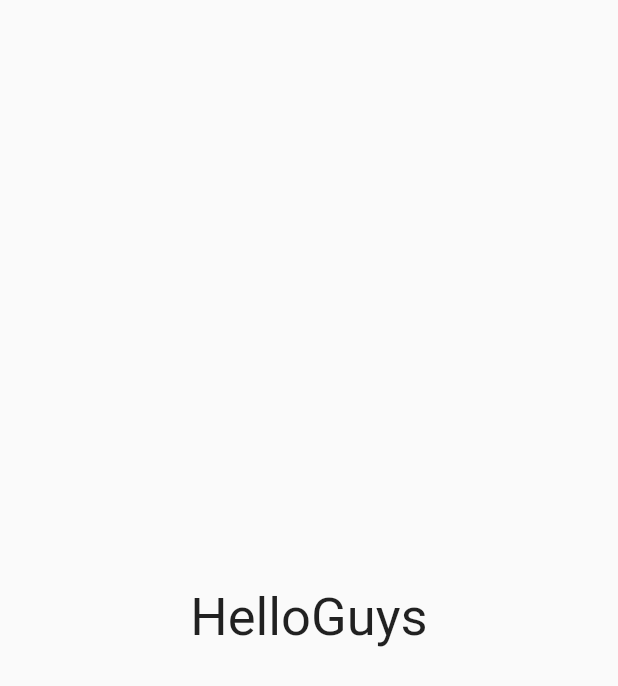
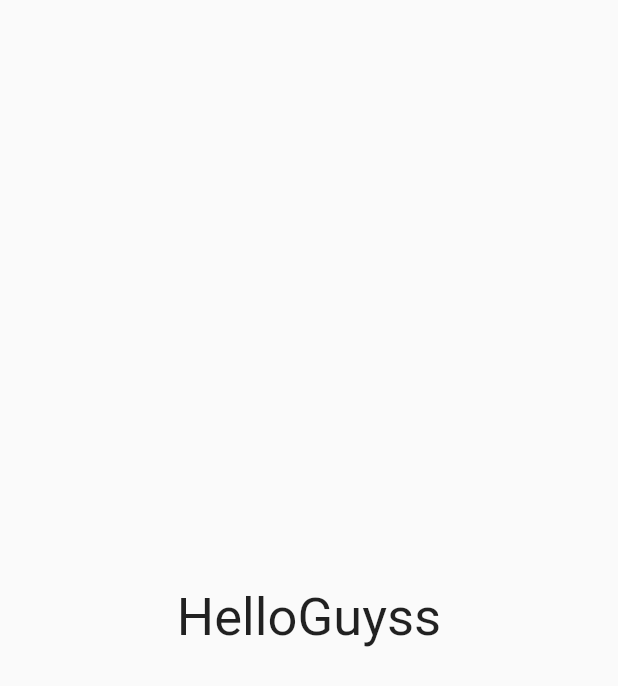
Before and after one commit to Adam-Ghazy/Project-minggu1-wppb, a Flutter app: the screen it shows after launch, on a phone screen of 412 x 824 dp. Shown: the top 686 px of the screen. Run offline on Flutter 3.47's test engine with Material 2 defaults, Android fonts, the phone set to English and light mode, and no system bars.

Commit message:
tgl 07-03

```diff
--- a/lib/main.dart
+++ b/lib/main.dart
@@ -15,7 +15,7 @@ class MyApp extends StatelessWidget {
       home: Scaffold(
         body: Center(
           child: Text(
-            'HelloGuys',
+            'HelloGuyss',
             style: TextStyle(
               fontSize: 35,
             ),
```
